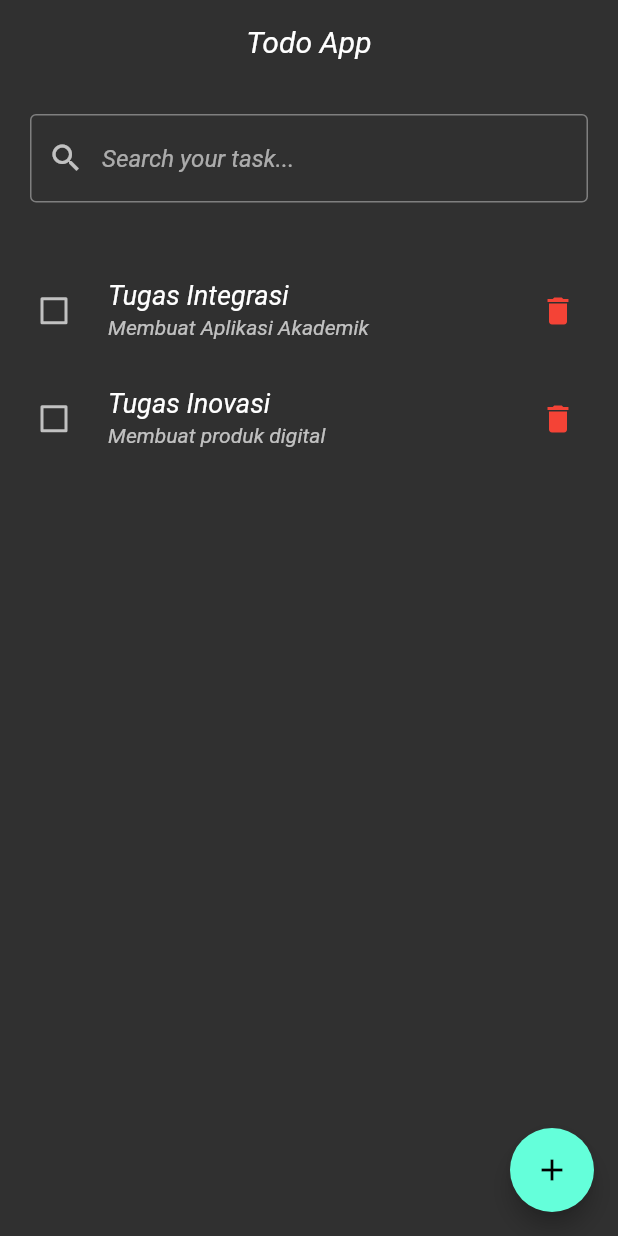
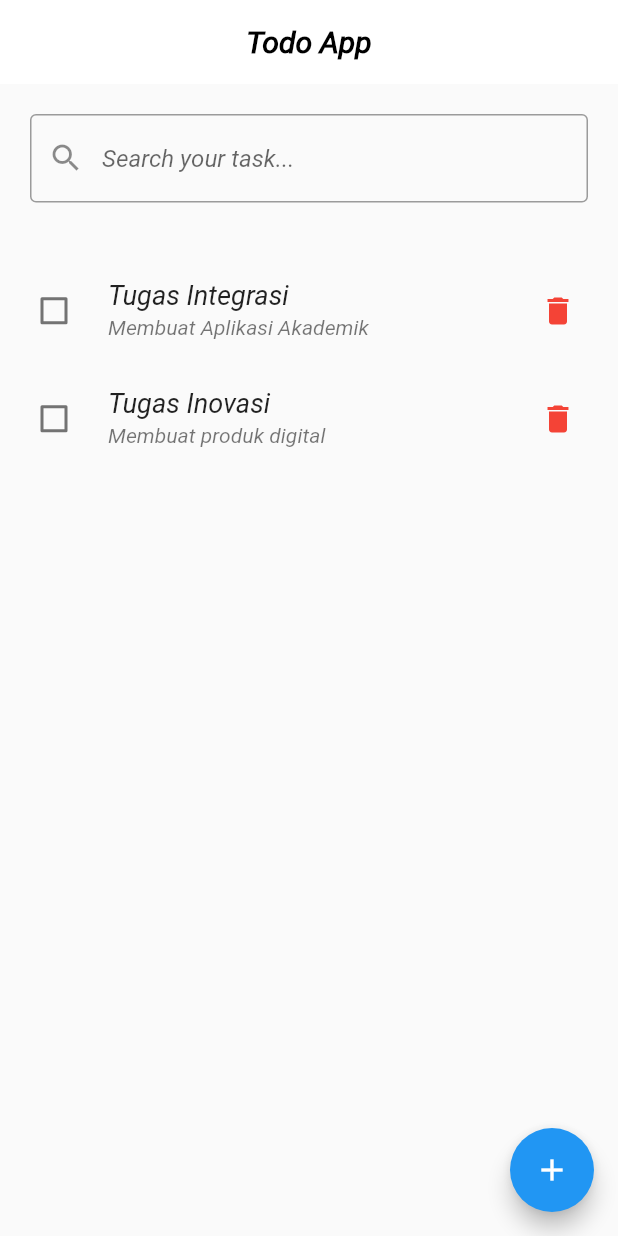
Before and after one commit to umar-us666x/Todo-App, a Flutter app: the screen it shows after launch, on a phone screen of 412 x 824 dp. Run offline on Flutter 3.47's test engine with Material 2 defaults, Android fonts, the phone set to English and light mode, and no system bars.

Commit message:
mengubah warna tema homepage

```diff
--- a/lib/main.dart
+++ b/lib/main.dart
@@ -15,7 +15,7 @@ class MyApp extends StatelessWidget {
     return MaterialApp(
       debugShowCheckedModeBanner: false,
       theme: ThemeData(
-        brightness: Brightness.dark,
+        brightness: Brightness.light,
         fontFamily: "Roboto",
       ),
 
--- a/lib/screen/homepage.dart
+++ b/lib/screen/homepage.dart
@@ -13,10 +13,13 @@ class _HomePageState extends State<HomePage> {
   @override
   Widget build(BuildContext context) {
     AppBar myAppbar = AppBar(
-      title: Text("Todo App"),
+      title: Text(
+        "Todo App",
+        style: TextStyle(color: Colors.black, fontWeight: FontWeight.bold),
+      ),
       centerTitle: true,
       elevation: 0,
-      backgroundColor: Colors.transparent,
+      backgroundColor: Colors.white,
     );
 
     // Untuk mengatur responsi layar
```
